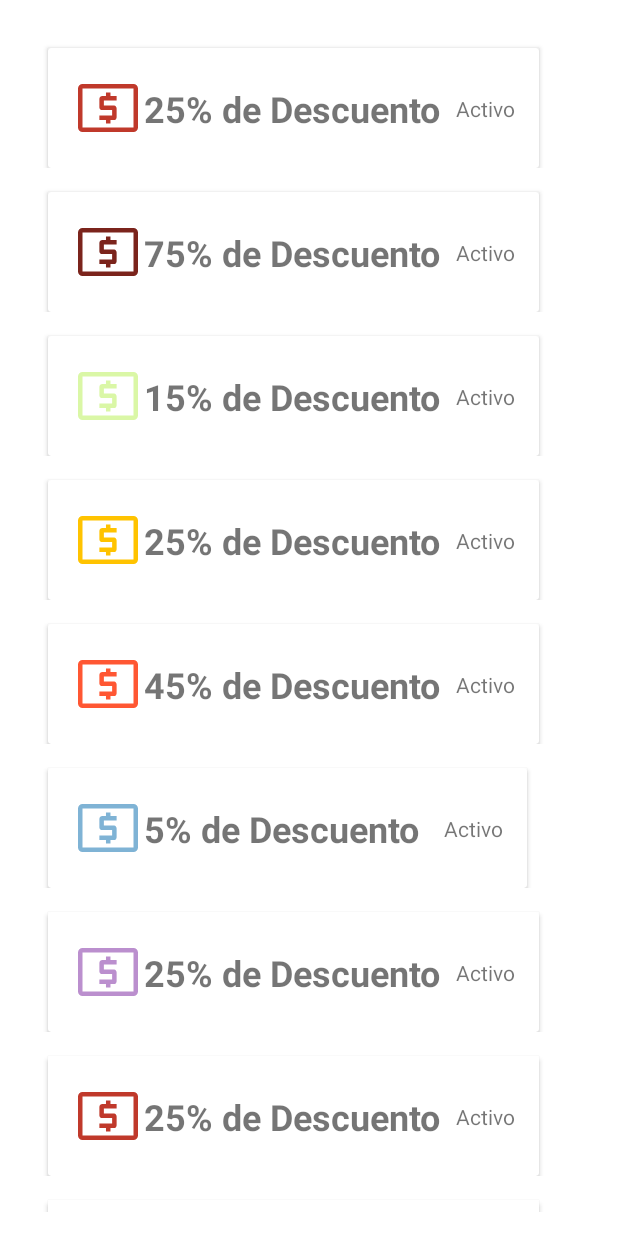
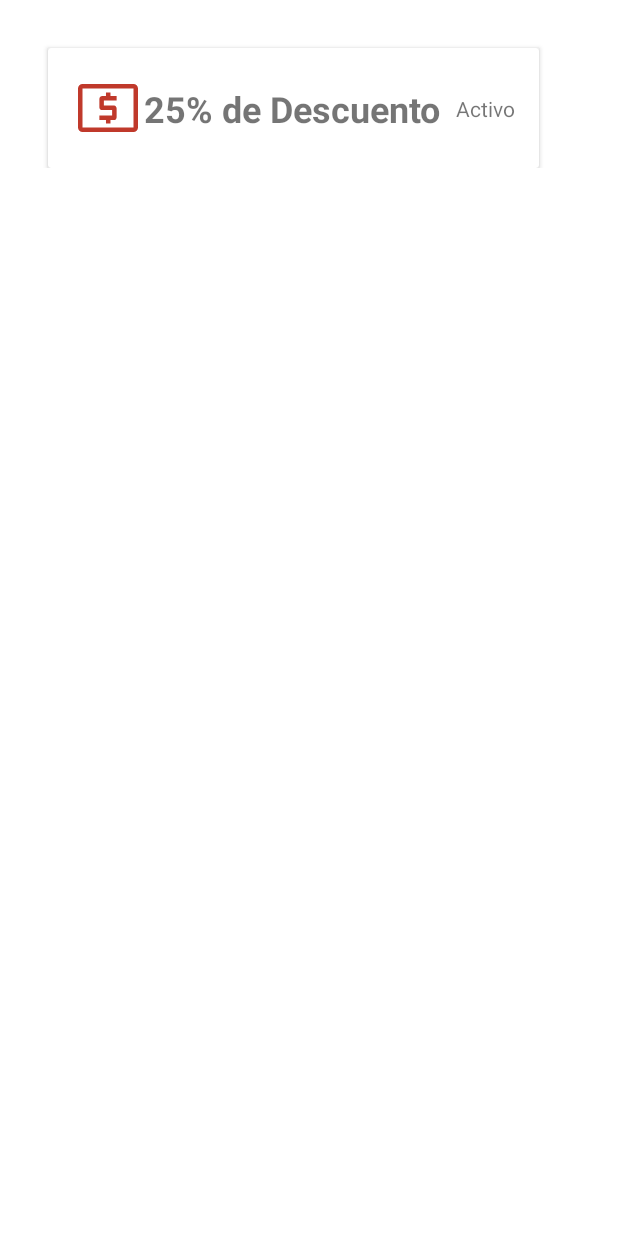
Before and after one commit to EmilianoGMX/ProyectoFinal, an Android app: the fragment HomeFragment shown on its own in the app's theme, on a phone screen of 412 x 824 dp. Run offline under Robolectric (Android 15) with nearby library versions, the phone set to English and light mode, and no system bars.

```diff
--- a/app/src/main/java/com/example/proyectofinal/ui/home/HomeFragment.java
+++ b/app/src/main/java/com/example/proyectofinal/ui/home/HomeFragment.java
@@ -42,18 +42,7 @@ public class HomeFragment extends Fragment {
     private void initComponents() {
         elements = new ArrayList<>();
         elements.add(new ListElement("#C0392B", "25% de Descuento", "   Activo"));
-        elements.add(new ListElement("#7B241C", "75% de Descuento", "   Activo"));
-        elements.add(new ListElement("#DAF7A6", "15% de Descuento", "   Activo"));
-        elements.add(new ListElement("#FFC300", "25% de Descuento", "   Activo"));
-        elements.add(new ListElement("#FF5733", "45% de Descuento", "   Activo"));
-        elements.add(new ListElement("#7FB3D5", "5% de Descuento ", "   Activo"));
-        elements.add(new ListElement("#BB8FCE", "25% de Descuento", "   Activo"));elements.add(new ListElement("#C0392B", "25% de Descuento", "   Activo"));
-        elements.add(new ListElement("#7B241C", "75% de Descuento", "   Activo"));
-        elements.add(new ListElement("#DAF7A6", "15% de Descuento", "   Activo"));
-        elements.add(new ListElement("#FFC300", "25% de Descuento", "   Activo"));
-        elements.add(new ListElement("#FF5733", "45% de Descuento", "   Activo"));
-        elements.add(new ListElement("#7FB3D5", "5% de Descuento ", "   Activo"));
-        elements.add(new ListElement("#BB8FCE", "25% de Descuento", "   Activo"));
+
 
 
         ListAdapter listAdapter = new ListAdapter(elements, getContext());
```
